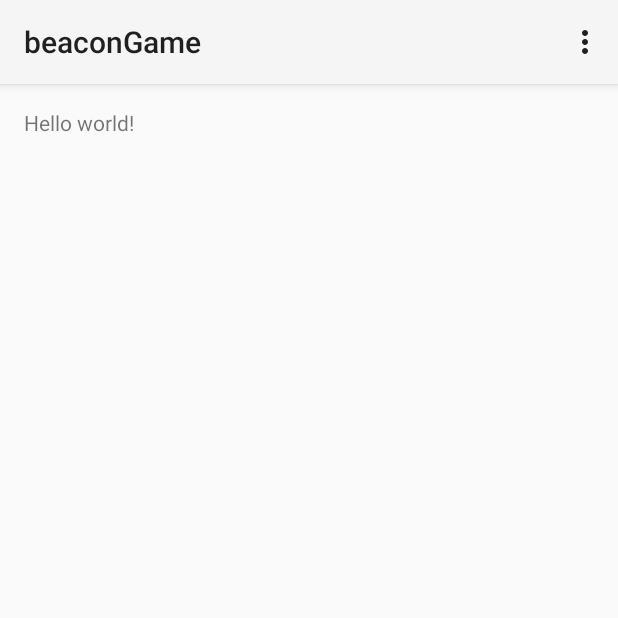
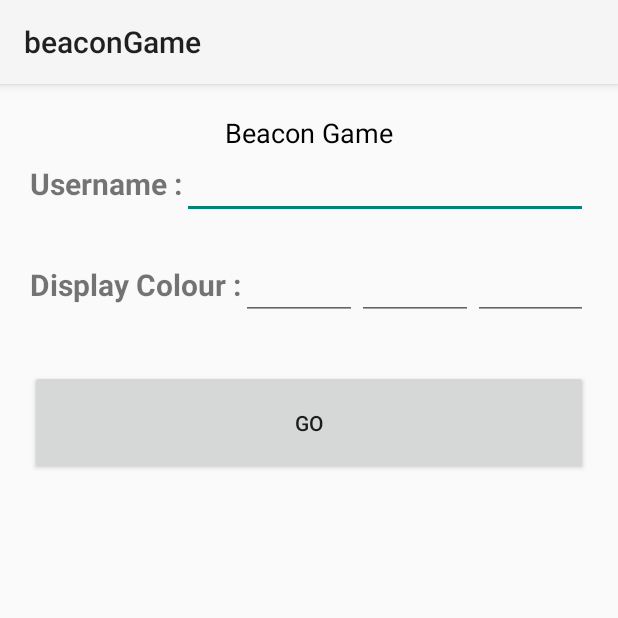
Before and after one commit to DAndrewA/beaconGame, an Android app: the screen it shows after launch (MainActivity), on a phone screen of 412 x 824 dp, the top half of it. Run offline under Robolectric (Android 15) with nearby library versions, the phone set to English and light mode, and no system bars.

```diff
--- a/beaconGame/app/src/main/AndroidManifest.xml
+++ b/beaconGame/app/src/main/AndroidManifest.xml
@@ -16,6 +16,10 @@
                 <category android:name="android.intent.category.LAUNCHER" />
             </intent-filter>
         </activity>
+        <activity
+            android:name=".GameActivity"
+            android:label="@string/title_activity_game" >
+        </activity>
     </application>
 
 </manifest>
--- a/beaconGame/app/src/main/java/andrewmmattb/beacongame/MainActivity.java
+++ b/beaconGame/app/src/main/java/andrewmmattb/beacongame/MainActivity.java
@@ -1,37 +1,39 @@
 package andrewmmattb.beacongame;
 
 import android.app.Activity;
+import android.content.Intent;
 import android.os.Bundle;
 import android.view.Menu;
 import android.view.MenuItem;
+import android.view.View;
+import android.widget.Button;
+import android.widget.EditText;
 
 public class MainActivity extends Activity {
+
+    Button buttonGo;
+    EditText usernameInput;
 
     @Override
     protected void onCreate(Bundle savedInstanceState) {
         super.onCreate(savedInstanceState);
         setContentView(R.layout.activity_main);
+
+        buttonGo = (Button)findViewById(R.id.buttonGo);
+        usernameInput = (EditText)findViewById(R.id.usernameInput);
+
+        buttonGo.setOnClickListener(new View.OnClickListener() {
+            @Override
+            public void onClick(View v) {
+                joinGame();
+            }
+        });
     }
 
-    @Override
-    public boolean onCreateOptionsMenu(Menu menu) {
-        // Inflate the menu; this adds items to the action bar if it is present.
-        getMenuInflater().inflate(R.menu.menu_main, menu);
-        return true;
-    }
-
-    @Override
-    public boolean onOptionsItemSelected(MenuItem item) {
-        // Handle action bar item clicks here. The action bar will
-        // automatically handle clicks on the Home/Up button, so long
-        // as you specify a parent activity in AndroidManifest.xml.
-        int id = item.getItemId();
-
-        //noinspection SimplifiableIfStatement
-        if (id == R.id.action_settings) {
-            return true;
-        }
-
-        return super.onOptionsItemSelected(item);
+    void joinGame(){
+        String username = String.valueOf(usernameInput.getText());
+        Intent intent = new Intent(this, GameActivity.class);
+        intent.putExtra("username",username);
+        startActivityForResult(intent,1);
     }
 }
--- a/beaconGame/app/src/main/res/layout/activity_main.xml
+++ b/beaconGame/app/src/main/res/layout/activity_main.xml
@@ -1,11 +1,97 @@
 <RelativeLayout xmlns:android="http://schemas.android.com/apk/res/android"
     xmlns:tools="http://schemas.android.com/tools" android:layout_width="match_parent"
-    android:layout_height="match_parent" android:paddingLeft="@dimen/activity_horizontal_margin"
+    android:layout_height="wrap_content" android:paddingLeft="@dimen/activity_horizontal_margin"
     android:paddingRight="@dimen/activity_horizontal_margin"
     android:paddingTop="@dimen/activity_vertical_margin"
     android:paddingBottom="@dimen/activity_vertical_margin" tools:context=".MainActivity">
 
-    <TextView android:text="@string/hello_world" android:layout_width="wrap_content"
-        android:layout_height="wrap_content" />
+    <TextView
+        android:layout_width="wrap_content"
+        android:layout_height="wrap_content"
+        android:textAppearance="?android:attr/textAppearanceMedium"
+        android:text="Beacon Game"
+        android:id="@+id/textView"
+        android:layout_alignParentTop="true"
+        android:layout_centerHorizontal="true"
+        android:textColor="#000" />
 
+    <LinearLayout
+        android:orientation="vertical"
+        android:layout_width="match_parent"
+        android:layout_height="match_parent"
+        android:weightSum="1"
+        android:layout_gravity="center"
+        android:layout_below="@+id/textView"
+        android:layout_alignParentStart="true">
+
+        <LinearLayout
+            android:orientation="horizontal"
+            android:layout_width="match_parent"
+            android:layout_height="wrap_content"
+            android:layout_gravity="center_horizontal"
+            android:layout_weight="0.04">
+
+            <TextView
+                android:layout_width="wrap_content"
+                android:layout_height="wrap_content"
+                android:text="Username :"
+                android:id="@+id/textView2"
+                android:textStyle="bold"
+                android:textSize="20dp" />
+
+            <EditText
+                android:layout_width="wrap_content"
+                android:layout_height="wrap_content"
+                android:id="@+id/usernameInput"
+                android:layout_weight="1" />
+        </LinearLayout>
+
+        <LinearLayout
+            android:orientation="horizontal"
+            android:layout_width="match_parent"
+            android:layout_height="wrap_content"
+            android:layout_weight="0.06">
+
+            <TextView
+                android:layout_width="wrap_content"
+                android:layout_height="wrap_content"
+                android:text="Display Colour :"
+                android:id="@+id/textView3"
+                android:textStyle="bold"
+                android:textSize="20dp" />
+
+            <EditText
+                android:layout_width="wrap_content"
+                android:layout_height="wrap_content"
+                android:inputType="number"
+                android:ems="10"
+                android:id="@+id/colourSelectR"
+                android:layout_weight="1" />
+
+            <EditText
+                android:layout_width="wrap_content"
+                android:layout_height="wrap_content"
+                android:inputType="number"
+                android:ems="10"
+                android:id="@+id/colourSelectG"
+                android:layout_weight="1" />
+
+            <EditText
+                android:layout_width="wrap_content"
+                android:layout_height="wrap_content"
+                android:inputType="number"
+                android:ems="10"
+                android:id="@+id/colourSelectB"
+                android:layout_weight="1" />
+        </LinearLayout>
+
+        <Button
+            android:layout_width="match_parent"
+            android:layout_height="wrap_content"
+            android:text="GO"
+            android:id="@+id/buttonGo"
+            android:layout_gravity="center_horizontal"
+            android:layout_weight="0.04" />
+
+    </LinearLayout>
 </RelativeLayout>
--- /dev/null
+++ b/beaconGame/app/src/main/res/menu/menu_game.xml
@@ -0,0 +1,6 @@
+<menu xmlns:android="http://schemas.android.com/apk/res/android"
+    xmlns:tools="http://schemas.android.com/tools"
+    tools:context="andrewmmattb.beacongame.GameActivity">
+    <item android:id="@+id/action_settings" android:title="@string/action_settings"
+        android:orderInCategory="100" android:showAsAction="never" />
+</menu>
--- a/beaconGame/app/src/main/res/values/dimens.xml
+++ b/beaconGame/app/src/main/res/values/dimens.xml
@@ -1,5 +1,5 @@
 <resources>
     <!-- Default screen margins, per the Android Design guidelines. -->
-    <dimen name="activity_horizontal_margin">16dp</dimen>
-    <dimen name="activity_vertical_margin">16dp</dimen>
+    <dimen name="activity_horizontal_margin">20dp</dimen>
+    <dimen name="activity_vertical_margin">20dp</dimen>
 </resources>
--- a/beaconGame/app/src/main/res/values/strings.xml
+++ b/beaconGame/app/src/main/res/values/strings.xml
@@ -3,4 +3,5 @@
 
     <string name="hello_world">Hello world!</string>
     <string name="action_settings">Settings</string>
+    <string name="title_activity_game">Beacon Game</string>
 </resources>
--- a/beaconGame/app/src/main/res/values/styles.xml
+++ b/beaconGame/app/src/main/res/values/styles.xml
@@ -1,7 +1,7 @@
 <resources>
 
     <!-- Base application theme. -->
-    <style name="AppTheme" parent="android:Theme.Holo.Light.DarkActionBar">
+    <style name="AppTheme" parent="android:Theme.Holo.Light.NoActionBar">
         <!-- Customize your theme here. -->
     </style>
 
```
Also changed, not shown: beaconGame/app/src/main/java/andrewmmattb/beacongame/GameActivity.java (added, +30 -0 lines), beaconGame/app/src/main/res/layout/activity_game.xml (added, +29 -0 lines), 1 other file.
